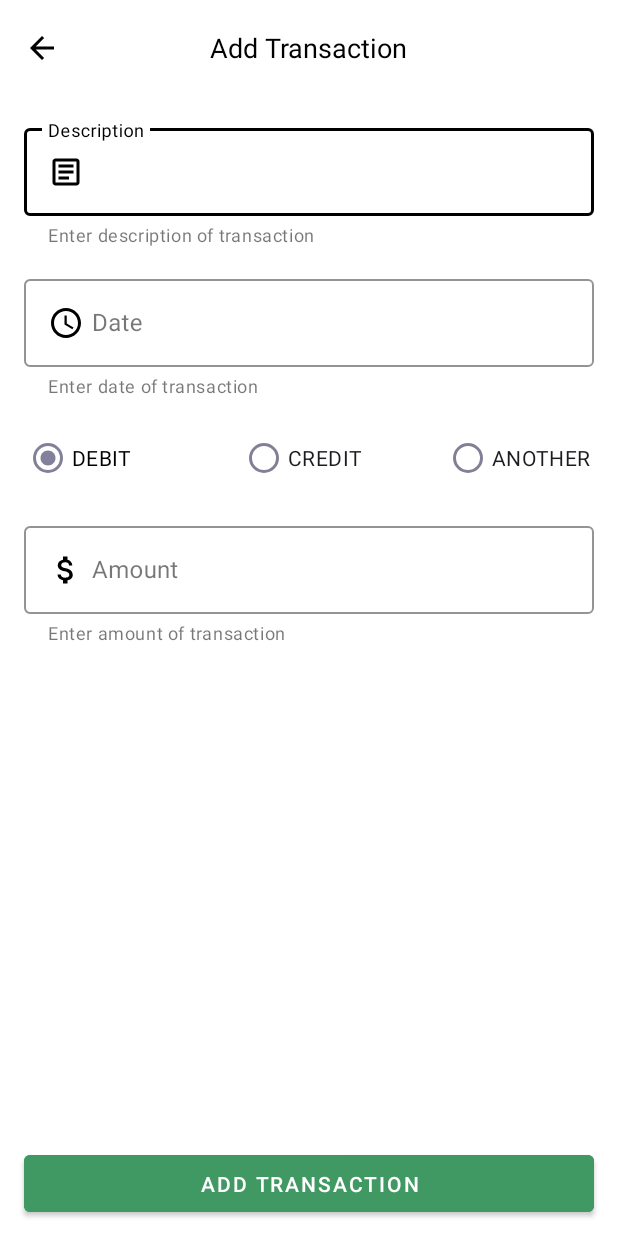
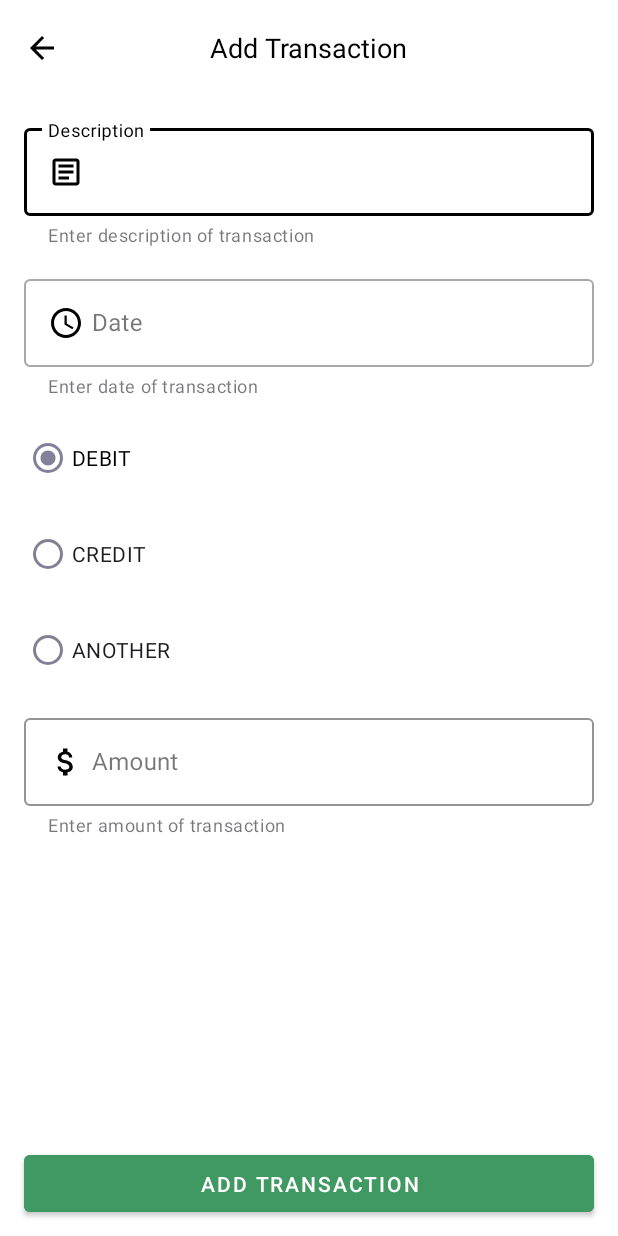
Before and after one commit to franklaercio/financial-android-app, an Android app: the AddTransactionActivity screen opened directly, with no data from a screen before it, on a phone screen of 412 x 824 dp. Run offline under Robolectric (Android 15) with nearby library versions, the phone set to English and light mode, and no system bars; Roboto replaces fonts that are not available here.

```diff
--- a/app/src/main/java/com/github/finacial/activities/SignUpActivity.java
+++ b/app/src/main/java/com/github/finacial/activities/SignUpActivity.java
@@ -76,7 +76,7 @@ public class SignUpActivity extends AppCompatActivity {
             changeState();
         }
 
-        if(checkBox.isChecked()) {
+        if(!checkBox.isChecked()) {
             Toast.makeText(this, "You need to agree with terms!", Toast.LENGTH_LONG).show();
             changeState();
         }
--- a/app/src/main/res/layout/activity_add_transaction.xml
+++ b/app/src/main/res/layout/activity_add_transaction.xml
@@ -101,10 +101,7 @@
         android:layout_marginTop="16dp"
         android:layout_marginEnd="16dp"
         android:hint="Date"
-        app:boxStrokeColor="?attr/colorSecondary"
-        app:cursorColor="?attr/colorSecondary"
         app:helperText="Enter date of transaction"
-        app:hintTextColor="?attr/colorSecondary"
         app:layout_constraintEnd_toEndOf="parent"
         app:layout_constraintStart_toStartOf="parent"
         app:layout_constraintTop_toBottomOf="@+id/editTextDescription">
@@ -112,10 +109,14 @@
         <com.google.android.material.textfield.TextInputEditText
             android:layout_width="match_parent"
             android:layout_height="wrap_content"
+            android:clickable="false"
+            android:cursorVisible="false"
             android:drawableStart="@drawable/baseline_access_time_24"
             android:drawablePadding="5dp"
             android:drawableTint="?attr/colorSecondary"
-            android:inputType="datetime" />
+            android:focusable="false"
+            android:focusableInTouchMode="false"
+            android:inputType="datetime|date" />
 
     </com.google.android.material.textfield.TextInputLayout>
 
@@ -125,14 +126,15 @@
         android:layout_height="wrap_content"
         android:layout_marginStart="16dp"
         android:layout_marginEnd="16dp"
-        android:orientation="horizontal"
+        android:orientation="vertical"
         app:layout_constraintEnd_toEndOf="parent"
+        app:layout_constraintHorizontal_bias="0.5"
         app:layout_constraintStart_toStartOf="parent"
         app:layout_constraintTop_toBottomOf="@id/editTextDateTransaction">
 
         <RadioButton
             android:id="@+id/radioButtonDebit"
-            android:layout_width="144dp"
+            android:layout_width="wrap_content"
             android:layout_height="wrap_content"
             android:layout_marginTop="16dp"
             android:buttonTint="?attr/colorSecondary"
@@ -143,7 +145,7 @@
 
         <RadioButton
             android:id="@+id/radioButtonCredit"
-            android:layout_width="136dp"
+            android:layout_width="wrap_content"
             android:layout_height="wrap_content"
             android:layout_marginTop="16dp"
             android:buttonTint="?attr/colorSecondary"
--- a/app/src/main/res/values/themes.xml
+++ b/app/src/main/res/values/themes.xml
@@ -3,7 +3,7 @@
     <style name="Base.Theme.Finacial" parent="Theme.Material3.Light.NoActionBar">
         <item name="colorPrimary">@color/white</item>
         <item name="colorSecondary">@color/black</item>
-        <item name="colorAccent">@color/white</item>
+        <item name="colorAccent">@color/green</item>
         <item name="android:colorBackground">@color/white</item>
         <item name="android:windowLightStatusBar">true</item>
     </style>
```
Also changed, not shown: app/src/main/java/com/github/finacial/activities/AddTransactionActivity.java (+25 -0 lines), app/src/main/res/layout/activity_home.xml (+3 -6 lines).
